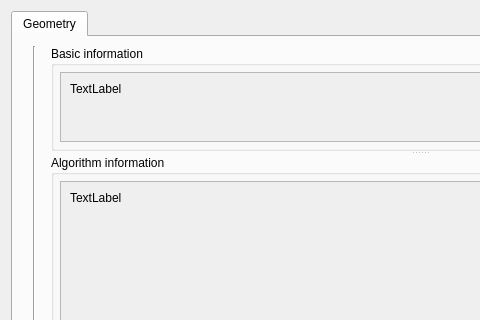
Above: pyslvs_ui/synthesis/dimensional_synthesis/dialogs/preview.ui from KmolYuan/Pyslvs-UI before the change; both pictures show x 0 to 480 and y 0 to 320 of the 811 by 659 pixel window. Below: the same form after it.
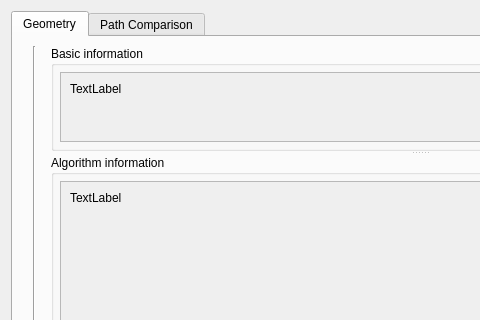
That is the form after the change.

Commit message: Add path comparison page at synthesis result preview.

The edit to the form file:
```diff
--- a/pyslvs_ui/synthesis/dimensional_synthesis/dialogs/preview.ui
+++ b/pyslvs_ui/synthesis/dimensional_synthesis/dialogs/preview.ui
@@ -22,10 +22,7 @@
   <layout class="QVBoxLayout" name="verticalLayout_2">
    <item>
     <widget class="QTabWidget" name="information_tab">
-     <property name="currentIndex">
-      <number>0</number>
-     </property>
-     <widget class="QWidget" name="geometry">
+     <widget class="QWidget" name="geometry_tab">
       <attribute name="title">
        <string>Geometry</string>
       </attribute>
@@ -265,6 +262,11 @@
        </item>
       </layout>
      </widget>
+     <widget class="QWidget" name="path_cmp_tab">
+      <attribute name="title">
+       <string>Path Comparison</string>
+      </attribute>
+     </widget>
     </widget>
    </item>
   </layout>
```
Left out of the diff: 12 changed lines with no effect on the pictures. The commit also changes 5 other files.
